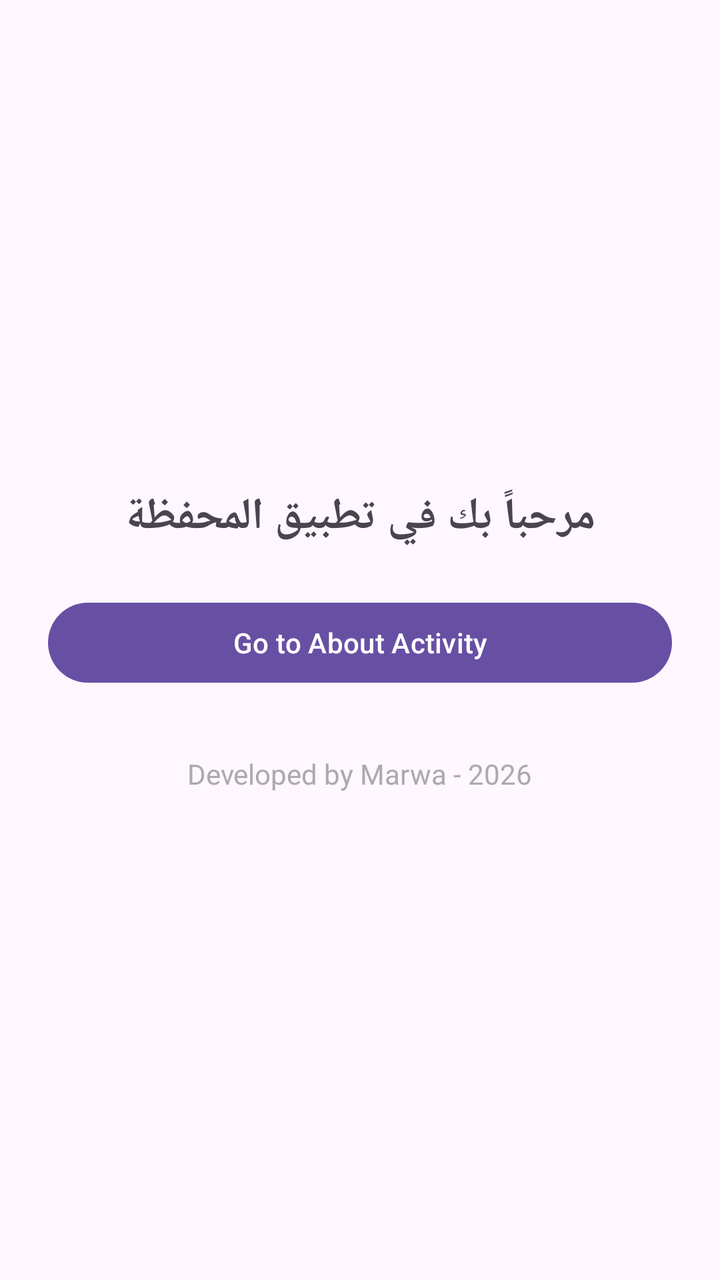
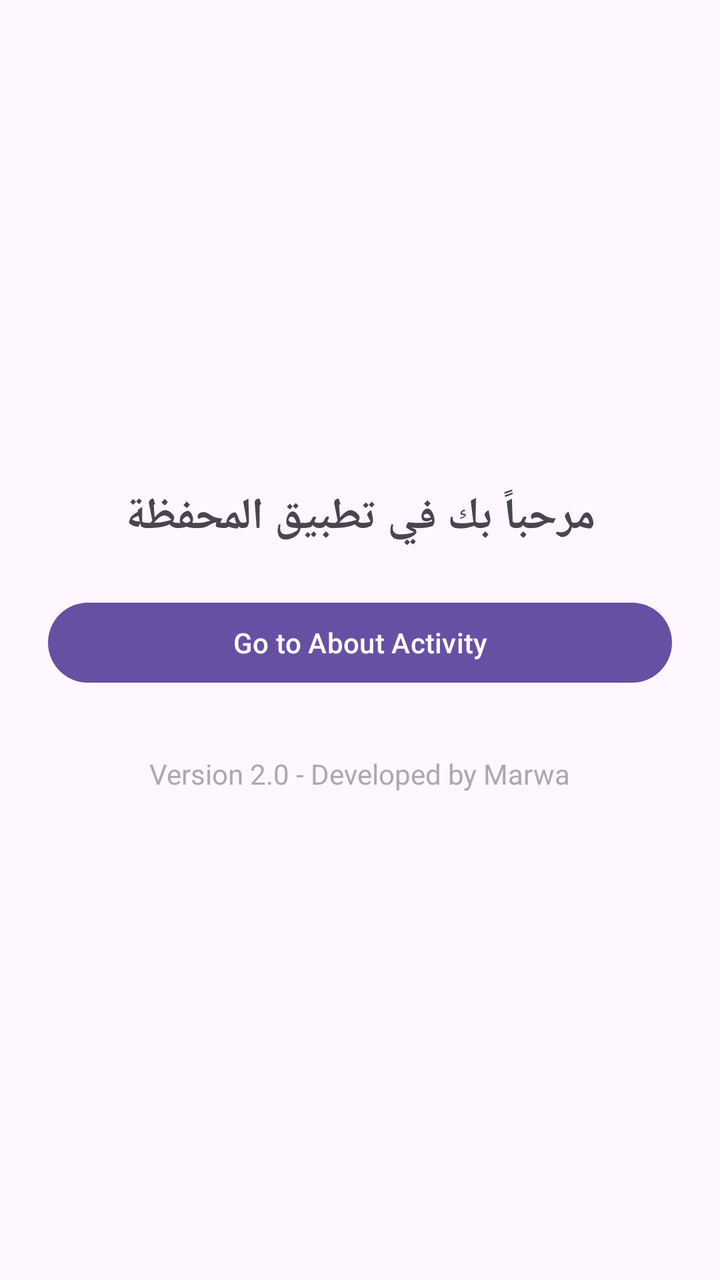

The first picture is an Android layout as it rendered before a commit; the second is the same layout after the commit. The layout source and the unified diff follow.
<!-- AndroidManifest.xml: application theme Theme.HW1 -->
<!-- res/layout/activity_main.xml -->
<?xml version="1.0" encoding="utf-8"?>
<LinearLayout xmlns:android="http://schemas.android.com/apk/res/android"
    android:layout_width="match_parent"
    android:layout_height="match_parent"
    android:orientation="vertical"
    android:gravity="center"
    android:padding="24dp">

    <TextView
        android:layout_width="wrap_content"
        android:layout_height="wrap_content"
        android:text="مرحباً بك في تطبيق المحفظة"
        android:textSize="22sp"
        android:textStyle="bold"
        android:layout_marginBottom="24dp"/>

    <Button
        android:id="@+id/btnAbout"
        android:layout_width="match_parent"
        android:layout_height="wrap_content"
        android:text="Go to About Activity"/>


    <TextView
        android:layout_width="wrap_content"
        android:layout_height="wrap_content"
        android:text="Developed by Marwa - 2026"
        android:textSize="14sp"
        android:textColor="@android:color/darker_gray"
        android:layout_marginTop="32dp"/>

</LinearLayout>
<!-- resources referenced by this layout -->
<resources>
  <style name="Theme.HW1" parent="Base.Theme.HW1" />
  <style name="Base.Theme.HW1" parent="Theme.Material3.DayNight.NoActionBar">
          
          
      </style>
</resources>

<!-- the commit's change to res/layout/activity_main.xml (unified diff, before → after) -->
@@ -24,7 +24,7 @@
     <TextView
         android:layout_width="wrap_content"
         android:layout_height="wrap_content"
-        android:text="Developed by Marwa - 2026"
+        android:text="Version 2.0 - Developed by Marwa"
         android:textSize="14sp"
         android:textColor="@android:color/darker_gray"
         android:layout_marginTop="32dp"/>
